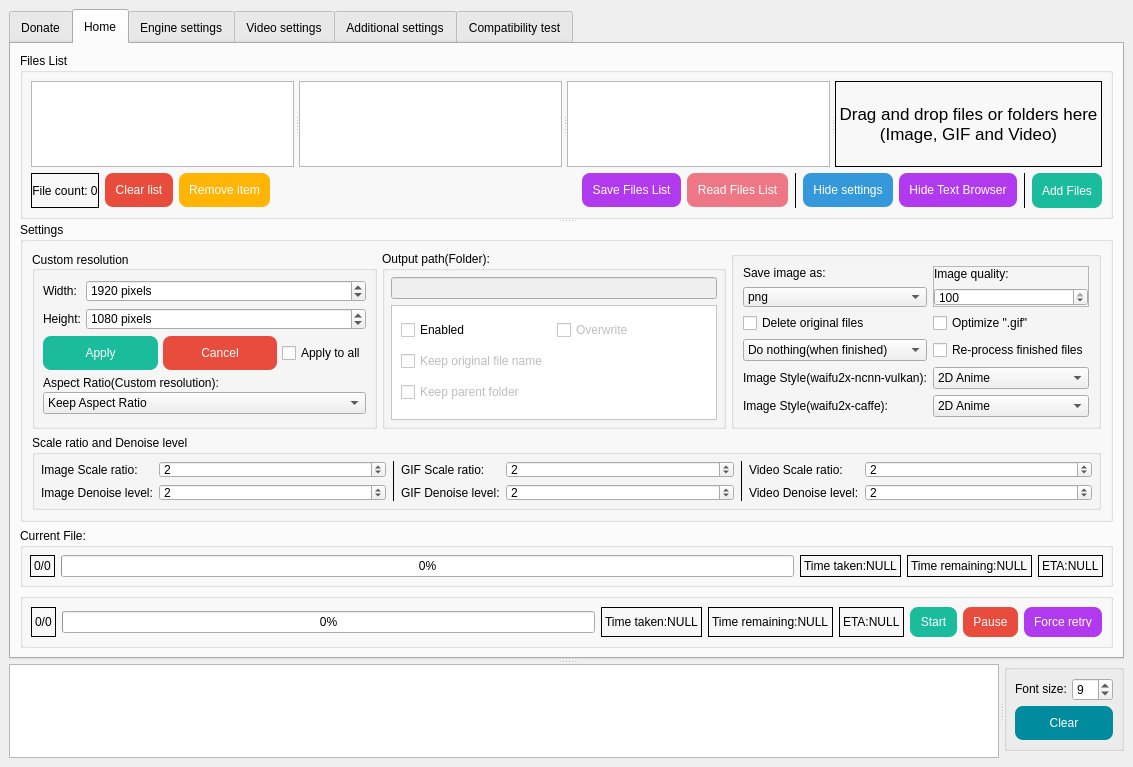
The window that SRC/Waifu2x-Extension-QT/mainwindow.ui (AaronFeng753/Waifu2x-Extension-GUI) describes before a commit, drawn with Qt 5.
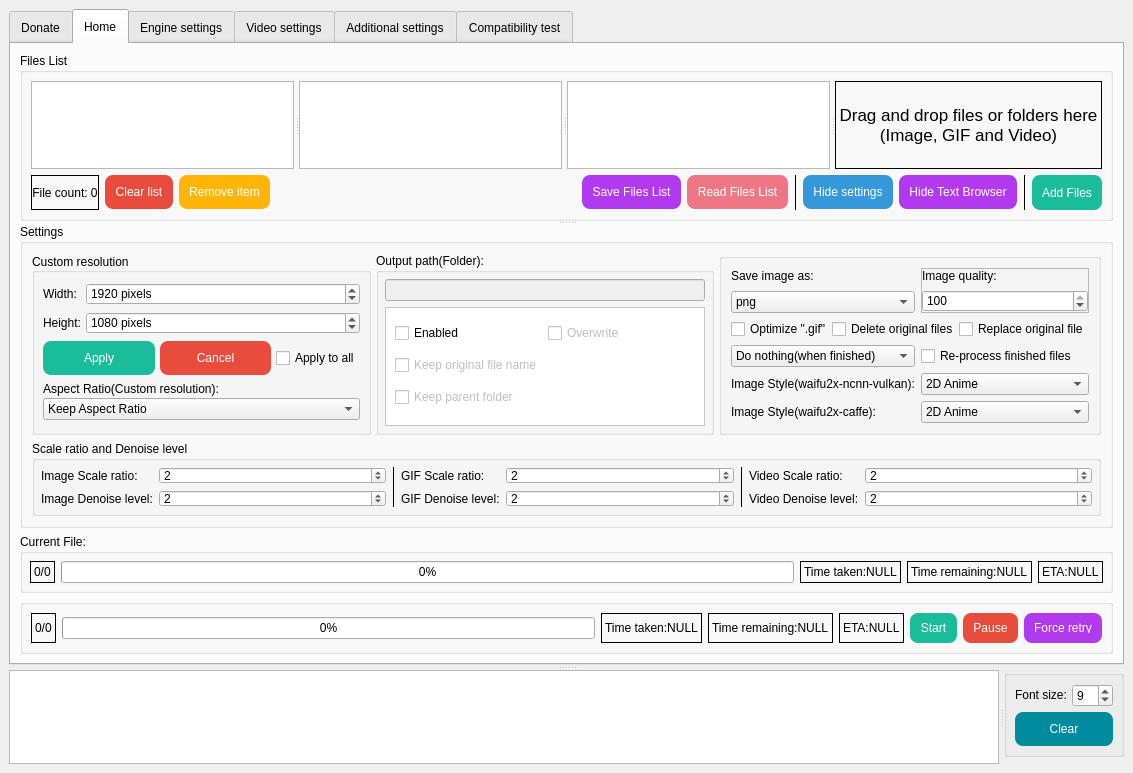
The same window after the commit. Icons and pictures are not drawn.

```diff
--- a/SRC/Waifu2x-Extension-QT/mainwindow.ui
+++ b/SRC/Waifu2x-Extension-QT/mainwindow.ui
@@ -7,7 +7,7 @@
     <x>0</x>
     <y>0</y>
     <width>1133</width>
-    <height>767</height>
+    <height>773</height>
    </rect>
   </property>
   <property name="sizePolicy">
@@ -985,7 +985,7 @@
             <property name="maximumSize">
              <size>
               <width>16777215</width>
-              <height>300</height>
+              <height>305</height>
              </size>
             </property>
             <property name="title">
@@ -1346,6 +1346,9 @@
                     <property name="frameShadow">
                      <enum>QFrame::Sunken</enum>
                     </property>
+                    <property name="sizeAdjustPolicy">
+                     <enum>QAbstractScrollArea::AdjustIgnored</enum>
+                    </property>
                     <property name="widgetResizable">
                      <bool>true</bool>
                     </property>
@@ -1355,7 +1358,7 @@
                        <x>0</x>
                        <y>0</y>
                        <width>233</width>
-                       <height>95</height>
+                       <height>99</height>
                       </rect>
                      </property>
                      <layout class="QGridLayout" name="gridLayout_37">
@@ -1447,6 +1450,12 @@
                </item>
                <item>
                 <widget class="QGroupBox" name="groupBox_2">
+                 <property name="sizePolicy">
+                  <sizepolicy hsizetype="Fixed" vsizetype="Preferred">
+                   <horstretch>0</horstretch>
+                   <verstretch>0</verstretch>
+                  </sizepolicy>
+                 </property>
                  <property name="maximumSize">
                   <size>
                    <width>16777215</width>
@@ -1457,10 +1466,7 @@
                   <string/>
                  </property>
                  <layout class="QGridLayout" name="gridLayout_26">
-                  <property name="spacing">
-                   <number>6</number>
-                  </property>
-                  <item row="1" column="0" colspan="2">
+                  <item row="0" column="0">
                    <widget class="QFrame" name="frame">
                     <property name="enabled">
                      <bool>true</bool>
@@ -1579,121 +1585,7 @@
                     </layout>
                    </widget>
                   </item>
-                  <item row="4" column="0" colspan="2">
-                   <widget class="QComboBox" name="comboBox_FinishAction">
-                    <property name="toolTip">
-                     <string>Select the action to be executed automatically
-after processing all files in the file list.</string>
-                    </property>
-                    <item>
-                     <property name="text">
-                      <string>Do nothing(when finished)</string>
-                     </property>
-                    </item>
-                    <item>
-                     <property name="text">
-                      <string>Shut down</string>
-                     </property>
-                    </item>
-                    <item>
-                     <property name="text">
-                      <string>Sleep</string>
-                     </property>
-                    </item>
-                    <item>
-                     <property name="text">
-                      <string>Hibernate</string>
-                     </property>
-                    </item>
-                    <item>
-                     <property name="text">
-                      <string>Restart</string>
-                     </property>
-                    </item>
-                   </widget>
-                  </item>
-                  <item row="5" column="0" colspan="2">
-                   <widget class="QLabel" name="label_3">
-                    <property name="maximumSize">
-                     <size>
-                      <width>16777215</width>
-                      <height>16777215</height>
-                     </size>
-                    </property>
-                    <property name="toolTip">
-                     <string>Only works when using &quot;waifu2x-ncnn-vulkan&quot; engine. 
-Waifu2x-converter and Anime4k only support &quot;2D Anime&quot; image style.
-Realsr-ncnn-vulkan only supports &quot;3D Real-life&quot; image style.
-SRMD-ncnn-vulkan can supports all image style without change any settings.</string>
-                    </property>
-                    <property name="text">
-                     <string>Image Style(waifu2x-ncnn-vulkan):</string>
-                    </property>
-                    <property name="alignment">
-                     <set>Qt::AlignLeading|Qt::AlignLeft|Qt::AlignVCenter</set>
-                    </property>
-                   </widget>
-                  </item>
-                  <item row="6" column="0" colspan="2">
-                   <widget class="QLabel" name="label_57">
-                    <property name="toolTip">
-                     <string>Only works when using &quot;waifu2x-caffe&quot; engine. 
-Waifu2x-converter and Anime4k only support &quot;2D Anime&quot; image style.
-Realsr-ncnn-vulkan only supports &quot;3D Real-life&quot; image style.
-SRMD-ncnn-vulkan can supports all image style without change any settings.</string>
-                    </property>
-                    <property name="text">
-                     <string>Image Style(waifu2x-caffe):</string>
-                    </property>
-                   </widget>
-                  </item>
-                  <item row="3" column="0" colspan="2">
-                   <widget class="QCheckBox" name="checkBox_DelOriginal">
-                    <property name="contextMenuPolicy">
-                     <enum>Qt::ActionsContextMenu</enum>
-                    </property>
-                    <property name="toolTip">
-                     <string>Delete the original file after processing is complete.
-
-*This option will be deactivated when [Replace original
-file] is enabled*
-
-[Right click here to show more options]</string>
-                    </property>
-                    <property name="text">
-                     <string>Delete original files</string>
-                    </property>
-                   </widget>
-                  </item>
-                  <item row="3" column="2" colspan="2">
-                   <widget class="QCheckBox" name="checkBox_OptGIF">
-                    <property name="sizePolicy">
-                     <sizepolicy hsizetype="Preferred" vsizetype="Fixed">
-                      <horstretch>0</horstretch>
-                      <verstretch>0</verstretch>
-                     </sizepolicy>
-                    </property>
-                    <property name="toolTip">
-                     <string>Optimizing the scaled gif will slightly reduce the image quality, but it can reduce the GIF file size.
-It is recommended to enable this option.</string>
-                    </property>
-                    <property name="text">
-                     <string>Optimize &quot;.gif&quot;</string>
-                    </property>
-                   </widget>
-                  </item>
-                  <item row="4" column="2" colspan="2">
-                   <widget class="QCheckBox" name="checkBox_ReProcFinFiles">
-                    <property name="toolTip">
-                     <string>When there are finished files in the list, the finished files will be
- processed again when the processing process is started again.</string>
-                    </property>
-                    <property name="text">
-                     <string>Re-process finished files</string>
-                    </property>
-                   </widget>
-                  </item>
-                  <item row="1" column="2" colspan="2">
+                  <item row="0" column="1">
                    <widget class="QFrame" name="frame_2">
                     <property name="enabled">
                      <bool>true</bool>
@@ -1769,7 +1661,152 @@
                     </layout>
                    </widget>
                   </item>
-                  <item row="5" column="2" colspan="2">
+                  <item row="1" column="0" colspan="2">
+                   <layout class="QHBoxLayout" name="horizontalLayout_9">
+                    <property name="spacing">
+                     <number>0</number>
+                    </property>
+                    <property name="sizeConstraint">
+                     <enum>QLayout::SetFixedSize</enum>
+                    </property>
+                    <item>
+                     <widget class="QCheckBox" name="checkBox_OptGIF">
+                      <property name="sizePolicy">
+                       <sizepolicy hsizetype="Fixed" vsizetype="Fixed">
+                        <horstretch>0</horstretch>
+                        <verstretch>0</verstretch>
+                       </sizepolicy>
+                      </property>
+                      <property name="toolTip">
+                       <string>Optimizing the scaled gif will slightly reduce the image quality, but it can reduce the GIF file size.
+It is recommended to enable this option.</string>
+                      </property>
+                      <property name="text">
+                       <string>Optimize &quot;.gif&quot;</string>
+                      </property>
+                     </widget>
+                    </item>
+                    <item>
+                     <widget class="QCheckBox" name="checkBox_DelOriginal">
+                      <property name="sizePolicy">
+                       <sizepolicy hsizetype="Fixed" vsizetype="Fixed">
+                        <horstretch>0</horstretch>
+                        <verstretch>0</verstretch>
+                       </sizepolicy>
+                      </property>
+                      <property name="contextMenuPolicy">
+                       <enum>Qt::ActionsContextMenu</enum>
+                      </property>
+                      <property name="toolTip">
+                       <string>Delete the original file after processing is complete.
+
+*This option will be deactivated when [Replace original
+file] is enabled*
+
+[Right click here to show more options]</string>
+                      </property>
+                      <property name="text">
+                       <string>Delete original files</string>
+                      </property>
+                     </widget>
+                    </item>
+                    <item>
+                     <widget class="QCheckBox" name="checkBox_ReplaceOriginalFile">
+                      <property name="sizePolicy">
+                       <sizepolicy hsizetype="Fixed" vsizetype="Fixed">
+                        <horstretch>0</horstretch>
+                        <verstretch>0</verstretch>
+                       </sizepolicy>
+                      </property>
+                      <property name="contextMenuPolicy">
+                       <enum>Qt::ActionsContextMenu</enum>
+                      </property>
+                      <property name="toolTip">
+                       <string>After processing the file, directly replace
+the original file with the result file.
+(And keep the original file name.)
+
+WARNING: The original file will be DELETED.
+
+*This option will be deactivated when [Output
+path] or [Delete original files] is enabled*
+
+[Right click here to show more options]</string>
+                      </property>
+                      <property name="text">
+                       <string>Replace original file</string>
+                      </property>
+                     </widget>
+                    </item>
+                   </layout>
+                  </item>
+                  <item row="2" column="0">
+                   <widget class="QComboBox" name="comboBox_FinishAction">
+                    <property name="toolTip">
+                     <string>Select the action to be executed automatically
+after processing all files in the file list.</string>
+                    </property>
+                    <item>
+                     <property name="text">
+                      <string>Do nothing(when finished)</string>
+                     </property>
+                    </item>
+                    <item>
+                     <property name="text">
+                      <string>Shut down</string>
+                     </property>
+                    </item>
+                    <item>
+                     <property name="text">
+                      <string>Sleep</string>
+                     </property>
+                    </item>
+                    <item>
+                     <property name="text">
+                      <string>Hibernate</string>
+                     </property>
+                    </item>
+                    <item>
+                     <property name="text">
+                      <string>Restart</string>
+                     </property>
+                    </item>
+                   </widget>
+                  </item>
+                  <item row="2" column="1">
+                   <widget class="QCheckBox" name="checkBox_ReProcFinFiles">
+                    <property name="toolTip">
+                     <string>When there are finished files in the list, the finished files will be
+ processed again when the processing process is started again.</string>
+                    </property>
+                    <property name="text">
+                     <string>Re-process finished files</string>
+                    </property>
+                   </widget>
+                  </item>
+                  <item row="3" column="0">
+                   <widget class="QLabel" name="label_3">
+                    <property name="maximumSize">
+                     <size>
+                      <width>16777215</width>
+                      <height>16777215</height>
+                     </size>
+                    </property>
+                    <property name="toolTip">
+                     <string>Only works when using &quot;waifu2x-ncnn-vulkan&quot; engine. 
+Waifu2x-converter and Anime4k only support &quot;2D Anime&quot; image style.
+Realsr-ncnn-vulkan only supports &quot;3D Real-life&quot; image style.
+SRMD-ncnn-vulkan can supports all image style without change any settings.</string>
+                    </property>
+                    <property name="text">
+                     <string>Image Style(waifu2x-ncnn-vulkan):</string>
+                    </property>
+                    <property name="alignment">
+                     <set>Qt::AlignLeading|Qt::AlignLeft|Qt::AlignVCenter</set>
+                    </property>
+                   </widget>
+                  </item>
+                  <item row="3" column="1">
                    <widget class="QComboBox" name="comboBox_ImageStyle">
                     <property name="minimumSize">
                      <size>
@@ -1798,7 +1835,20 @@
                     </item>
                    </widget>
                   </item>
-                  <item row="6" column="2" colspan="2">
+                  <item row="4" column="0">
+                   <widget class="QLabel" name="label_57">
+                    <property name="toolTip">
+                     <string>Only works when using &quot;waifu2x-caffe&quot; engine. 
+Waifu2x-converter and Anime4k only support &quot;2D Anime&quot; image style.
+Realsr-ncnn-vulkan only supports &quot;3D Real-life&quot; image style.
+SRMD-ncnn-vulkan can supports all image style without change any settings.</string>
+                    </property>
+                    <property name="text">
+                     <string>Image Style(waifu2x-caffe):</string>
+                    </property>
+                   </widget>
+                  </item>
+                  <item row="4" column="1">
                    <widget class="QComboBox" name="comboBox_ImageStyle_Waifu2xCaffe">
                     <property name="toolTip">
                      <string>Only works when using &quot;waifu2x-caffe&quot; engine. 
@@ -6426,28 +6476,6 @@
                  </property>
                 </widget>
                </item>
-               <item row="10" column="3">
-                <widget class="QCheckBox" name="checkBox_ReplaceOriginalFile">
-                 <property name="contextMenuPolicy">
-                  <enum>Qt::ActionsContextMenu</enum>
-                 </property>
-                 <property name="toolTip">
-                  <string>After processing the file, directly replace
-the original file with the result file.
-(And keep the original file name.)
-
-WARNING: The original file will be DELETED.
-
-*This option will be deactivated when [Output
-path] or [Delete original files] is enabled*
-
-[Right click here to show more options]</string>
-                 </property>
-                 <property name="text">
-                  <string>Replace original file</string>
-                 </property>
-                </widget>
-               </item>
                <item row="10" column="0" colspan="2">
                 <widget class="QCheckBox" name="checkBox_BanGitee">
                  <property name="toolTip">
```
Left out of the diff: 3 changed lines with no effect on the pictures.
